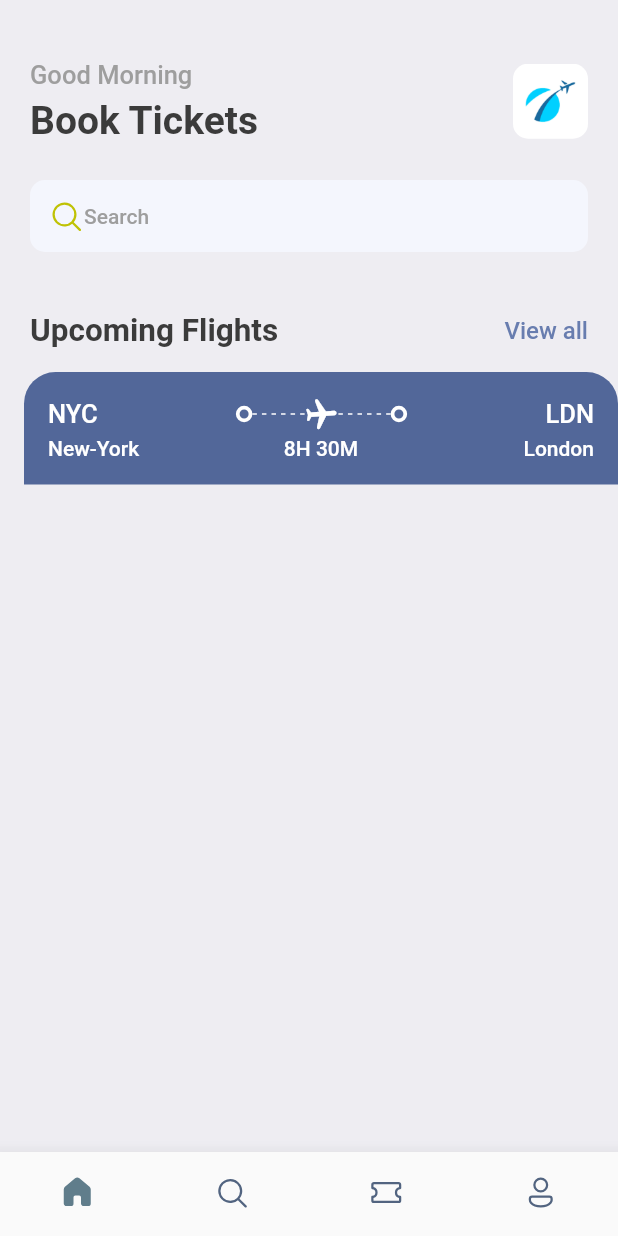
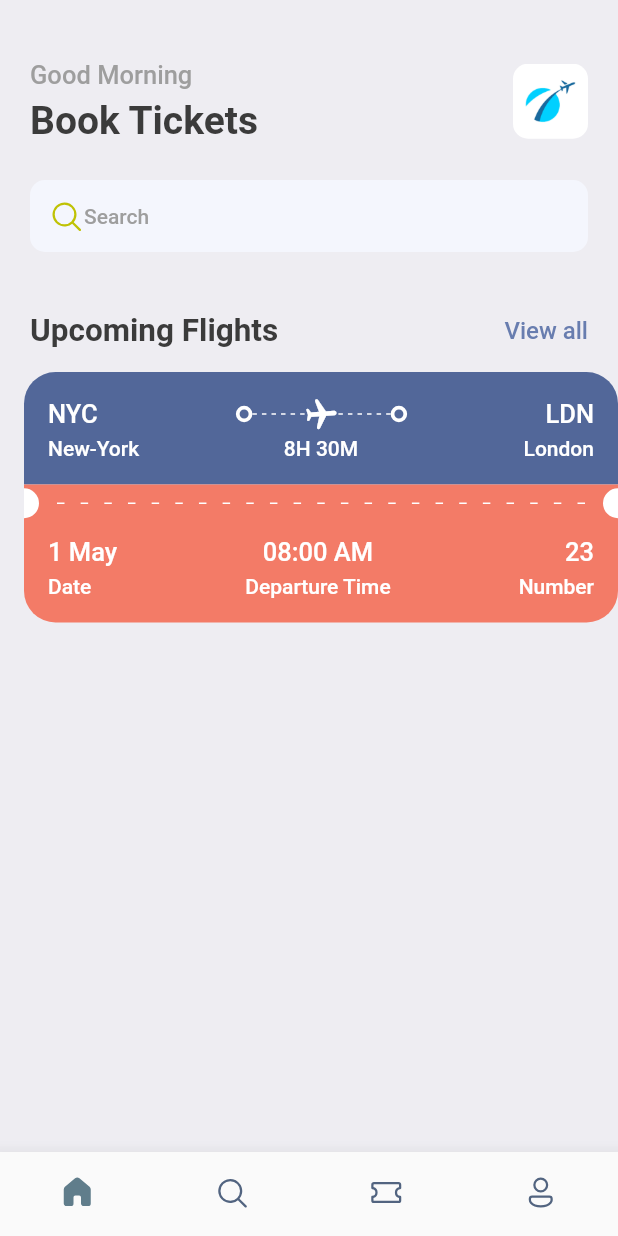
Before and after one commit to dpak1999/Flutter-ticket-booking-app, a Flutter app: the screen it shows after launch, on a phone screen of 412 x 824 dp. Run offline on Flutter 3.47's test engine with Material 2 defaults, Android fonts, the phone set to English and light mode, and no system bars; our stand-ins replace fluentui_icons, gap.

Commit message:
add : bottom ticket container & orange color

```diff
--- a/lib/screens/ticket_view.dart
+++ b/lib/screens/ticket_view.dart
@@ -109,6 +109,118 @@ class TicketView extends StatelessWidget {
               ],
             ),
           ),
+          Container(
+            color: Styles.orangeColor,
+            child: Row(
+              children: [
+                const SizedBox(
+                  height: 20,
+                  width: 10,
+                  child: DecoratedBox(
+                      decoration: BoxDecoration(
+                          color: Colors.white,
+                          borderRadius: BorderRadius.only(
+                              topRight: Radius.circular(10),
+                              bottomRight: Radius.circular(10)))),
+                ),
+                Expanded(
+                    child: Padding(
+                  padding: const EdgeInsets.all(12.0),
+                  child: LayoutBuilder(builder:
+                      (BuildContext context, BoxConstraints constraints) {
+                    return Flex(
+                      mainAxisAlignment: MainAxisAlignment.spaceBetween,
+                      mainAxisSize: MainAxisSize.max,
+                      direction: Axis.horizontal,
+                      children: List.generate(
+                          (constraints.constrainWidth() / 15).floor(),
+                          (index) => const SizedBox(
+                                width: 5,
+                                height: 1,
+                                child: DecoratedBox(
+                                    decoration:
+                                        BoxDecoration(color: Colors.white)),
+                              )),
+                    );
+                  }),
+                )),
+                const SizedBox(
+                  height: 20,
+                  width: 10,
+                  child: DecoratedBox(
+                      decoration: BoxDecoration(
+                          color: Colors.white,
+                          borderRadius: BorderRadius.only(
+                              topLeft: Radius.circular(10),
+                              bottomLeft: Radius.circular(10)))),
+                )
+              ],
+            ),
+          ),
+          Container(
+            decoration: BoxDecoration(
+                color: Styles.orangeColor,
+                borderRadius: const BorderRadius.only(
+                    bottomLeft: Radius.circular(21),
+                    bottomRight: Radius.circular(21))),
+            padding:
+                const EdgeInsets.only(left: 16, top: 10, right: 16, bottom: 16),
+            child: Column(children: [
+              Row(
+                mainAxisAlignment: MainAxisAlignment.spaceBetween,
+                children: [
+                  Column(
+                    crossAxisAlignment: CrossAxisAlignment.start,
+                    children: [
+                      Text(
+                        "1 May",
+                        style:
+                            Styles.headlineStyle3.copyWith(color: Colors.white),
+                      ),
+                      const Gap(5),
+                      Text(
+                        "Date",
+                        style:
+                            Styles.headlineStyle4.copyWith(color: Colors.white),
+                      )
+                    ],
+                  ),
+                  Column(
+                    crossAxisAlignment: CrossAxisAlignment.center,
+                    children: [
+                      Text(
+                        "08:00 AM",
+                        style:
+                            Styles.headlineStyle3.copyWith(color: Colors.white),
+                      ),
+                      const Gap(5),
+                      Text(
+                        "Departure Time",
+                        style:
+                            Styles.headlineStyle4.copyWith(color: Colors.white),
+                      )
+                    ],
+                  ),
+                  Column(
+                    crossAxisAlignment: CrossAxisAlignment.end,
+                    children: [
+                      Text(
+                        "23",
+                        style:
+                            Styles.headlineStyle3.copyWith(color: Colors.white),
+                      ),
+                      const Gap(5),
+                      Text(
+                        "Number",
+                        style:
+                            Styles.headlineStyle4.copyWith(color: Colors.white),
+                      )
+                    ],
+                  )
+                ],
+              )
+            ]),
+          )
         ]),
       ),
     );
--- a/lib/utils/app_styles.dart
+++ b/lib/utils/app_styles.dart
@@ -6,7 +6,7 @@ class Styles {
   static Color primaryColor = primary;
   static Color textColor = const Color(0xFF3b3b3b);
   static Color bgColor = const Color(0xFFeeedf2);
-  static Color orangeColor = const Color(0xFF526799);
+  static Color orangeColor = const Color(0xFFF37B67);
   static TextStyle textStyle =
       TextStyle(fontSize: 16, color: textColor, fontWeight: FontWeight.w500);
   static TextStyle headlineStyle1 =
```
